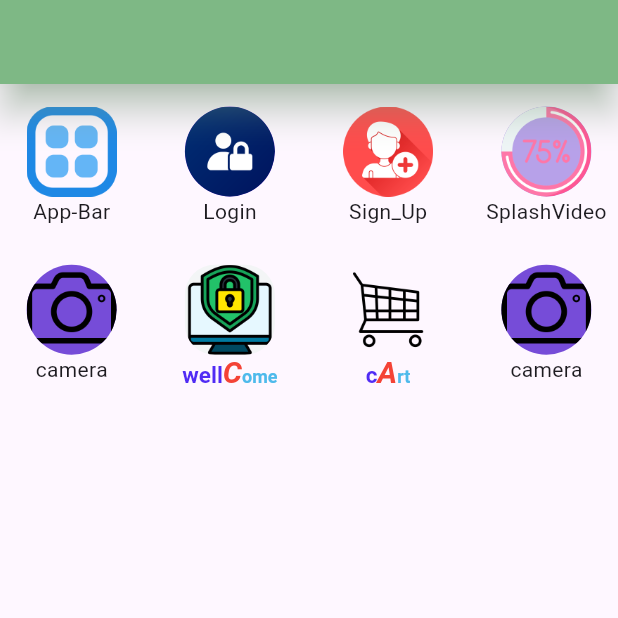
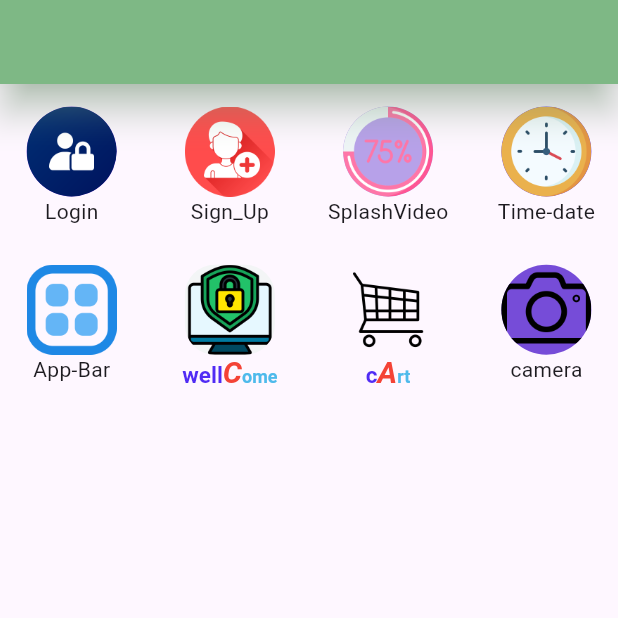
Before and after one commit to ALIRaza726/sketch, a Flutter app: the screen it shows after launch, on a phone screen of 412 x 824 dp, the top half of it. Run offline on Flutter 3.47's test engine with Material 3 defaults, Android fonts, the phone set to English and light mode, and no system bars; our stand-ins replace flutter_screenutil, google_fonts, video_player; missing offline and left inert: bottom_picker.

Commit message:
date time

```diff
--- a/lib/screen/home_page.dart
+++ b/lib/screen/home_page.dart
@@ -2,6 +2,7 @@ import 'package:flutter/material.dart';
 import 'package:google_fonts/google_fonts.dart';
 import 'package:sketch/helpers/responsive.dart';
 import 'package:sketch/screen/app_bar.dart';
+import 'package:sketch/screen/date_time.dart';
 import 'package:sketch/screen/login.dart';
 import 'package:sketch/screen/sign_up.dart';
 import 'package:sketch/screen/splashSc_progres.dart';
@@ -52,31 +53,7 @@ class _home_pageState extends State<home_page> {
                       crossAxisSpacing: 10,
                       mainAxisSpacing: 10),
                   children: [
-                    Column(children: [
 
-                     GestureDetector(
-                        onTap: () {
-                          Navigator.push(
-                              context,
-                              MaterialPageRoute(
-                                  builder: (context) =>
-                                      const app_bar()));
-                        },
-                        child: Container(
-                          height: 60,
-                          width: 60,
-                          decoration: const BoxDecoration(
-                            image: DecorationImage(
-                              image: AssetImage('assets/images/app_bar.png'),
-                            ),
-                          ),
-                        ),
-                      ),
-                      Text(
-                        'App-Bar',
-                        style: GoogleFonts.aDLaMDisplay(),
-                      ),
-                    ]),
 
                     Column(children: [
 
@@ -155,6 +132,7 @@ class _home_pageState extends State<home_page> {
                      ),
                    ]),
 
+
                     Column(children: [
 
                       GestureDetector(
@@ -162,7 +140,7 @@ class _home_pageState extends State<home_page> {
                           Navigator.push(
                               context,
                               MaterialPageRoute(
-                                  builder: (context) => const splashSc_progres()));
+                                  builder: (context) => const time_date()));
                         },
                         child: Container(
                           height: 60,
@@ -170,18 +148,43 @@ class _home_pageState extends State<home_page> {
                           decoration: BoxDecoration(
                               image: const DecorationImage(
                                 fit: BoxFit.cover,
-                                image: AssetImage("assets/images/camera.png"),
+                                image: AssetImage("assets/images/date_time.png"),
                               ),
                               color: Color.fromARGB(255, 118, 76, 216),
                               borderRadius: BorderRadius.circular(30)),
                         ),
                       ),
                        Text(
-                        'camera',
+                        'Time-date',
                         style: GoogleFonts.aDLaMDisplay(),
                       ),
                     ]),
 
+                    Column(children: [
+
+                     GestureDetector(
+                        onTap: () {
+                          Navigator.push(
+                              context,
+                              MaterialPageRoute(
+                                  builder: (context) =>
+                                      const time_date()));
+                        },
+                        child: Container(
+                          height: 60,
+                          width: 60,
+                          decoration: const BoxDecoration(
+                            image: DecorationImage(
+                              image: AssetImage('assets/images/app_bar.png'),
+                            ),
+                          ),
+                        ),
+                      ),
+                      Text(
+                        'App-Bar',
+                        style: GoogleFonts.aDLaMDisplay(),
+                      ),
+                    ]),
                     Column(children: [
 
                       GestureDetector(
```
Also changed, not shown: lib/screen/date_time.dart (added, +106 -0 lines), pubspec.yaml (+7 -0 lines), assets/images/date_time.png (added), pubspec.lock.
